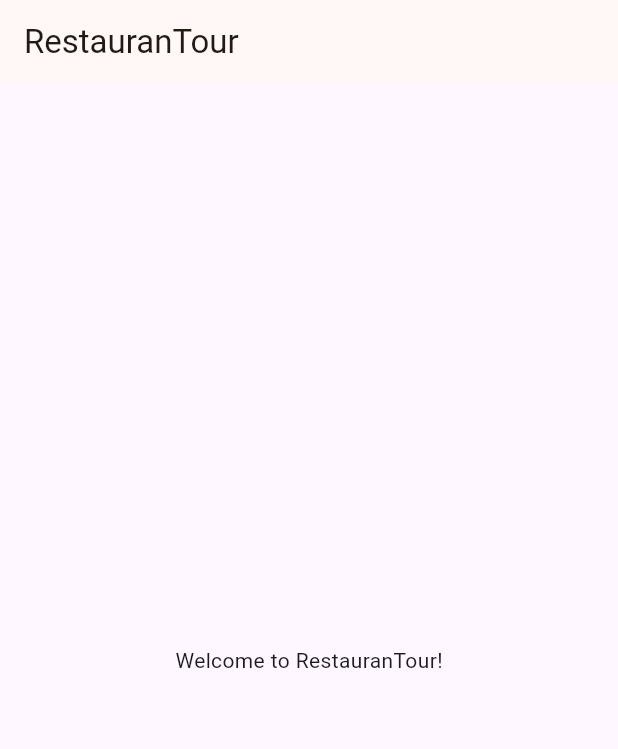
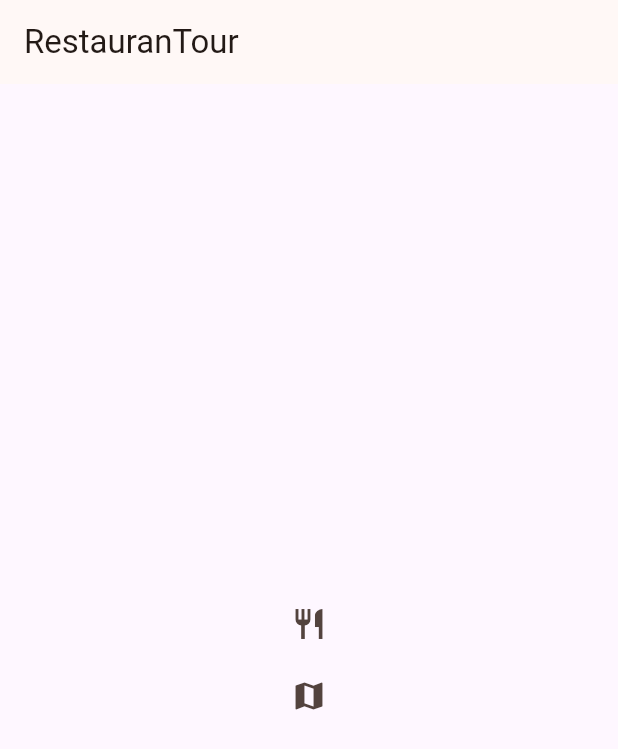
Before and after one commit to drhar/restaurantor, a Flutter app: the screen it shows after launch, on a phone screen of 412 x 824 dp. Shown: the top 749 px of the screen. Run offline on Flutter 3.47's test engine with Material 3 defaults, Android fonts, the phone set to English and light mode, and no system bars.

Commit message:
add buttons to main menu

```diff
--- a/lib/widgets/main_menu.dart
+++ b/lib/widgets/main_menu.dart
@@ -14,12 +14,17 @@ class _MainMenuState extends fm.State<MainMenu> {
       appBar: fm.AppBar(
         title: const fm.Text('RestauranTour'),
       ),
-      body: const fm.Center(
+      body: fm.Center(
         child: fm.Column(
           mainAxisAlignment: fm.MainAxisAlignment.center,
           children: [
-            fm.Text(
-              'Welcome to RestauranTour!',
+            fm.IconButton(
+              onPressed: () {},
+              icon: const fm.Icon(fm.Icons.restaurant),
+            ),
+            fm.IconButton(
+              onPressed: () {},
+              icon: const fm.Icon(fm.Icons.map),
             ),
           ],
         ),
```
